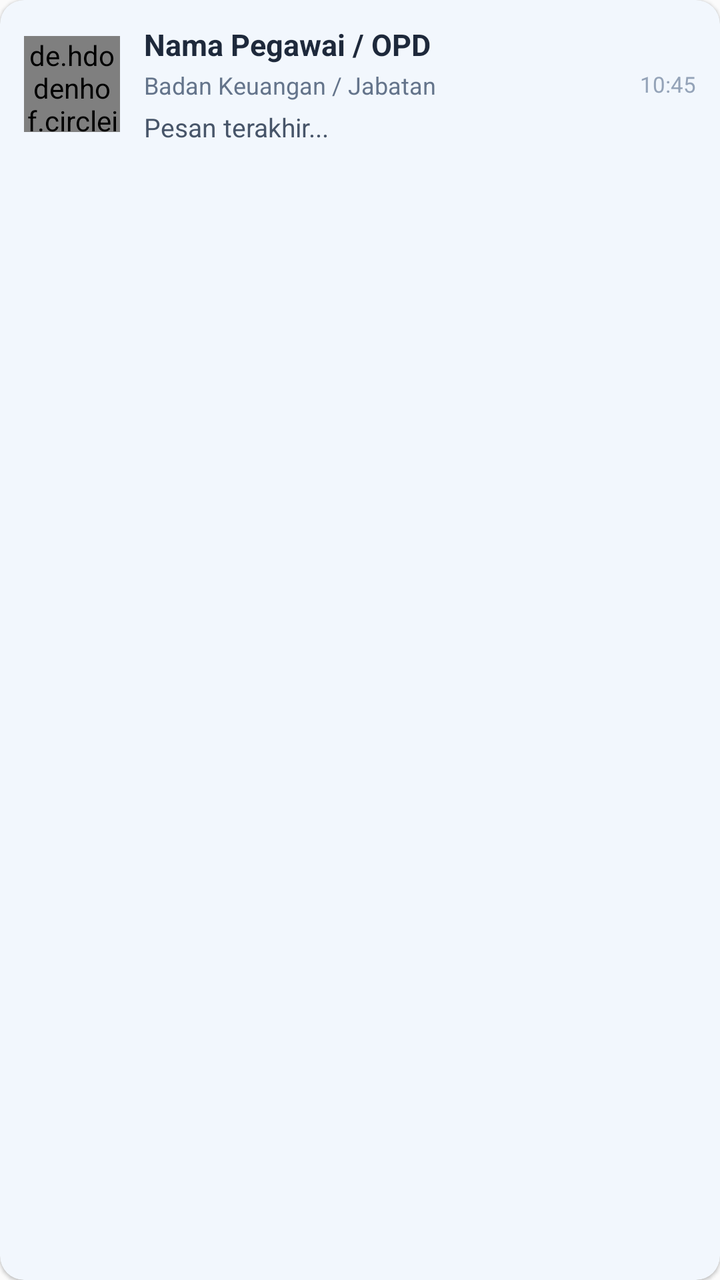
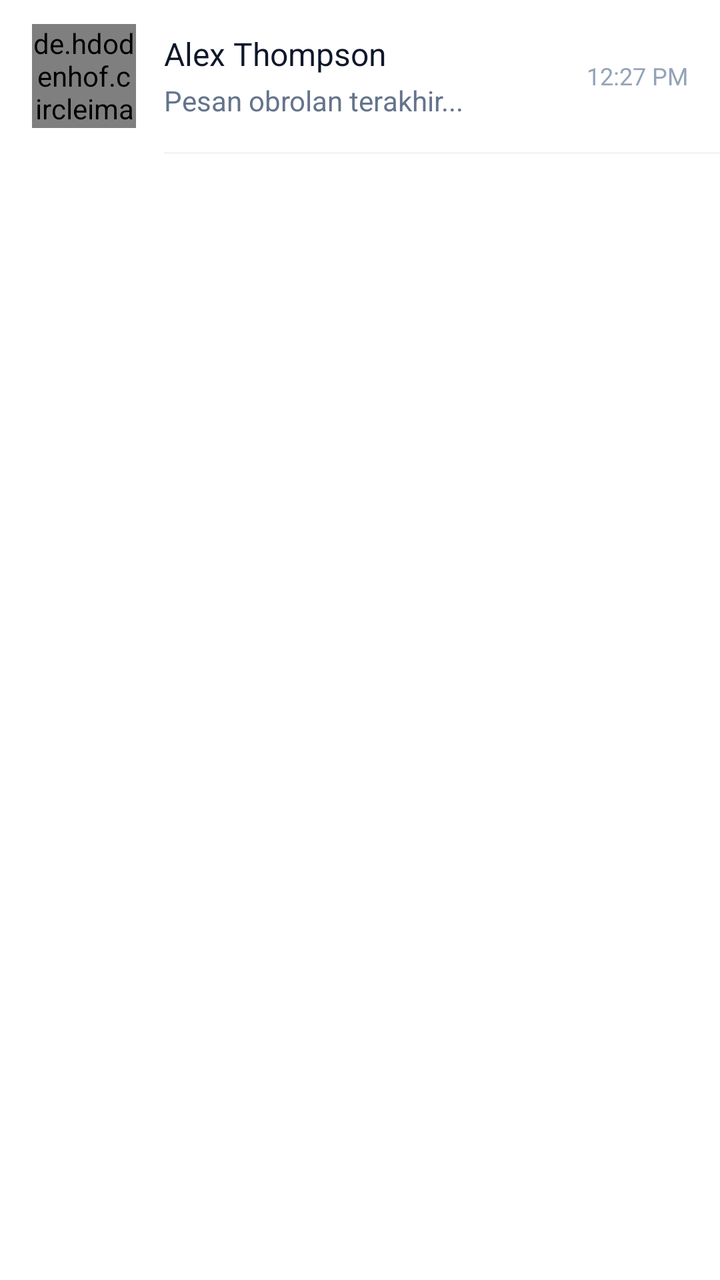

Screens rendered from an Android XML layout before and after an edit, with the pre-edit source and the edit as a unified diff.
<!-- AndroidManifest.xml: application theme Theme.AppPemko -->
<!-- res/layout/item_chat_contact.xml -->
<?xml version="1.0" encoding="utf-8"?>
<com.google.android.material.card.MaterialCardView xmlns:android="http://schemas.android.com/apk/res/android"
    xmlns:app="http://schemas.android.com/apk/res-auto"
    android:layout_width="match_parent"
    android:layout_height="wrap_content"
    android:layout_marginHorizontal="12dp"
    android:layout_marginVertical="4dp"
    app:cardCornerRadius="12dp"
    app:cardElevation="1dp"
    app:strokeWidth="0dp">

    <LinearLayout
        android:layout_width="match_parent"
        android:layout_height="wrap_content"
        android:orientation="horizontal"
        android:padding="12dp"
        android:gravity="center_vertical">

        <FrameLayout
            android:layout_width="48dp"
            android:layout_height="48dp"
            android:layout_marginEnd="12dp">

            <de.hdodenhof.circleimageview.CircleImageView
                android:id="@+id/civChatAvatar"
                android:layout_width="48dp"
                android:layout_height="48dp"
                android:src="@drawable/ic_baseline_person_24"
                app:civ_border_width="1dp"
                app:civ_border_color="#E0E0E0"/>

            <ImageView
                android:id="@+id/ivOpdIcon"
                android:layout_width="28dp"
                android:layout_height="28dp"
                android:layout_gravity="center"
                android:src="@drawable/ic_locasi_office"
                android:visibility="gone"/>
        </FrameLayout>

        <LinearLayout
            android:layout_width="0dp"
            android:layout_height="wrap_content"
            android:layout_weight="1"
            android:orientation="vertical">

            <TextView
                android:id="@+id/tvChatTitle"
                android:layout_width="match_parent"
                android:layout_height="wrap_content"
                android:textColor="#1E293B"
                android:textSize="15sp"
                android:textStyle="bold"
                android:maxLines="1"
                android:ellipsize="end"
                android:text="Nama Pegawai / OPD"/>

            <TextView
                android:id="@+id/tvChatSubtitle"
                android:layout_width="match_parent"
                android:layout_height="wrap_content"
                android:textColor="#64748B"
                android:textSize="12sp"
                android:maxLines="1"
                android:ellipsize="end"
                android:layout_marginTop="2dp"
                android:text="Badan Keuangan / Jabatan"/>

            <TextView
                android:id="@+id/tvChatLastMsg"
                android:layout_width="match_parent"
                android:layout_height="wrap_content"
                android:textColor="#475569"
                android:textSize="13sp"
                android:maxLines="1"
                android:ellipsize="end"
                android:layout_marginTop="4dp"
                android:text="Pesan terakhir..."/>
        </LinearLayout>

        <LinearLayout
            android:layout_width="wrap_content"
            android:layout_height="wrap_content"
            android:orientation="vertical"
            android:gravity="end"
            android:layout_marginStart="8dp">

            <TextView
                android:id="@+id/tvChatTime"
                android:layout_width="wrap_content"
                android:layout_height="wrap_content"
                android:textColor="#94A3B8"
                android:textSize="11sp"
                android:text="10:45"/>

            <TextView
                android:id="@+id/tvUnreadBadge"
                android:layout_width="wrap_content"
                android:layout_height="wrap_content"
                android:layout_marginTop="6dp"
                android:background="@drawable/badge_bg"
                android:backgroundTint="#16A34A"
                android:paddingHorizontal="6dp"
                android:paddingVertical="2dp"
                android:textColor="#FFFFFF"
                android:textSize="10sp"
                android:textStyle="bold"
                android:visibility="gone"
                android:text="3"/>
        </LinearLayout>

    </LinearLayout>
</com.google.android.material.card.MaterialCardView>
<!-- resources referenced by this layout -->
<resources>
  <!-- drawable badge_bg (drawable) -->
  <?xml version="1.0" encoding="utf-8"?>
  <shape xmlns:android="http://schemas.android.com/apk/res/android"
      android:shape="rectangle">
      <solid android:color="#EF4444" />
      <corners android:radius="12dp" />
  </shape>
  <!-- drawable ic_baseline_person_24 (drawable) -->
  <vector android:height="30dp" android:viewportHeight="24"
      android:viewportWidth="24" android:width="30dp" xmlns:android="http://schemas.android.com/apk/res/android">
      <path android:fillColor="#94A3B8" android:fillType="evenOdd" android:pathData="M6,8C6,4.686 8.686,2 12,2C15.314,2 18,4.686 18,8C18,11.314 15.314,14 12,14C8.686,14 6,11.314 6,8Z"/>
      <path android:fillColor="#94A3B8" android:fillType="evenOdd" android:pathData="M5.431,16.903C7.056,16.221 9.223,16 12,16C14.771,16 16.935,16.22 18.559,16.898C20.301,17.625 21.371,18.861 21.941,20.659C22.153,21.327 21.652,22 20.959,22H3.035C2.345,22 1.847,21.33 2.057,20.665C2.625,18.868 3.691,17.632 5.431,16.903Z"/>
  </vector>
  <style name="Theme.AppPemko" parent="Base.Theme.AppPemko">
          <item name="android:textColor">@color/text_primary</item>
      </style>
  <color name="biru">#008DDA</color>
  <style name="Base.Theme.AppPemko" parent="Theme.Material3.DayNight.NoActionBar">
          <item name="colorPrimary">@color/primary_brand</item>
          <item name="colorOnPrimary">@color/on_primary_brand</item>
          <item name="colorSecondary">@color/brand_secondary</item>
          <item name="colorOnSecondary">@color/white</item>
          <item name="colorSurface">@color/surface_main</item>
          <item name="colorOnSurface">@color/text_primary</item>
          <item name="colorSurfaceVariant">@color/surface_variant</item>
          <item name="colorOnSurfaceVariant">@color/text_secondary</item>
          <item name="android:statusBarColor">@color/primary_brand</item>
          <item name="android:windowBackground">@color/background_main</item>
          <item name="android:fontFamily">sans-serif</item>
          <item name="android:windowAnimationStyle">@style/Animation.App.Activity</item>
      </style>
  <color name="text_primary">#171717</color>
  <color name="primary_brand">#0869D8</color>
  <color name="on_primary_brand">#FFFFFF</color>
  <color name="brand_secondary">#E91E63</color>
  <color name="white">#FFFFFF</color>
  <color name="surface_main">#FFFFFF</color>
  <color name="surface_variant">#F4F4F4</color>
  <color name="text_secondary">#454545</color>
  <color name="background_main">#FBFBFB</color>
  <style name="Animation.App.Activity" parent="@android:style/Animation.Activity">
          <item name="android:activityOpenEnterAnimation">@anim/slide_in_right</item>
          <item name="android:activityOpenExitAnimation">@anim/slide_out_left</item>
          <item name="android:activityCloseEnterAnimation">@anim/slide_in_left</item>
          <item name="android:activityCloseExitAnimation">@anim/slide_out_right</item>
      </style>
  <!-- unchanged entries left out for length: 1 -->
</resources>

<!-- the commit's change to res/layout/item_chat_contact.xml (unified diff, before → after) -->
@@ -1,38 +1,35 @@
 <?xml version="1.0" encoding="utf-8"?>
-<com.google.android.material.card.MaterialCardView xmlns:android="http://schemas.android.com/apk/res/android"
+<LinearLayout xmlns:android="http://schemas.android.com/apk/res/android"
     xmlns:app="http://schemas.android.com/apk/res-auto"
     android:layout_width="match_parent"
     android:layout_height="wrap_content"
-    android:layout_marginHorizontal="12dp"
-    android:layout_marginVertical="4dp"
-    app:cardCornerRadius="12dp"
-    app:cardElevation="1dp"
-    app:strokeWidth="0dp">
+    android:background="#FFFFFF"
+    android:orientation="vertical">
 
     <LinearLayout
         android:layout_width="match_parent"
         android:layout_height="wrap_content"
         android:orientation="horizontal"
-        android:padding="12dp"
+        android:paddingHorizontal="16dp"
+        android:paddingVertical="12dp"
         android:gravity="center_vertical">
 
         <FrameLayout
-            android:layout_width="48dp"
-            android:layout_height="48dp"
-            android:layout_marginEnd="12dp">
+            android:layout_width="52dp"
+            android:layout_height="52dp"
+            android:layout_marginEnd="14dp">
 
             <de.hdodenhof.circleimageview.CircleImageView
                 android:id="@+id/civChatAvatar"
-                android:layout_width="48dp"
-                android:layout_height="48dp"
+                android:layout_width="52dp"
+                android:layout_height="52dp"
                 android:src="@drawable/ic_baseline_person_24"
-                app:civ_border_width="1dp"
-                app:civ_border_color="#E0E0E0"/>
+                app:civ_border_width="0dp"/>
 
             <ImageView
                 android:id="@+id/ivOpdIcon"
-                android:layout_width="28dp"
-                android:layout_height="28dp"
+                android:layout_width="26dp"
+                android:layout_height="26dp"
                 android:layout_gravity="center"
                 android:src="@drawable/ic_locasi_office"
                 android:visibility="gone"/>
@@ -48,41 +45,42 @@
                 android:id="@+id/tvChatTitle"
                 android:layout_width="match_parent"
                 android:layout_height="wrap_content"
-                android:textColor="#1E293B"
-                android:textSize="15sp"
-                android:textStyle="bold"
+                android:textColor="#0F172A"
+                android:textSize="16sp"
+                android:fontFamily="sans-serif-bold"
                 android:maxLines="1"
                 android:ellipsize="end"
-                android:text="Nama Pegawai / OPD"/>
+                android:text="Alex Thompson"/>
 
             <TextView
                 android:id="@+id/tvChatSubtitle"
                 android:layout_width="match_parent"
                 android:layout_height="wrap_content"
-                android:textColor="#64748B"
+                android:textColor="#94A3B8"
                 android:textSize="12sp"
                 android:maxLines="1"
                 android:ellipsize="end"
-                android:layout_marginTop="2dp"
-                android:text="Badan Keuangan / Jabatan"/>
+                android:visibility="gone"
+                android:text="OPD / Jabatan"/>
 
             <TextView
                 android:id="@+id/tvChatLastMsg"
                 android:layout_width="match_parent"
                 android:layout_height="wrap_content"
-                android:textColor="#475569"
-                android:textSize="13sp"
+                android:textColor="#64748B"
+                android:textSize="14sp"
+                android:fontFamily="sans-serif"
                 android:maxLines="1"
                 android:ellipsize="end"
-                android:layout_marginTop="4dp"
-                android:text="Pesan terakhir..."/>
+                android:layout_marginTop="3dp"
+                android:text="Pesan obrolan terakhir..."/>
         </LinearLayout>
 
         <LinearLayout
             android:layout_width="wrap_content"
             android:layout_height="wrap_content"
             android:orientation="vertical"
-            android:gravity="end"
+            android:gravity="end|center_vertical"
             android:layout_marginStart="8dp">
 
             <TextView
@@ -90,24 +88,29 @@
                 android:layout_width="wrap_content"
                 android:layout_height="wrap_content"
                 android:textColor="#94A3B8"
-                android:textSize="11sp"
-                android:text="10:45"/>
+                android:textSize="12sp"
+                android:fontFamily="sans-serif"
+                android:text="12:27 PM"/>
 
             <TextView
                 android:id="@+id/tvUnreadBadge"
-                android:layout_width="wrap_content"
-                android:layout_height="wrap_content"
-                android:layout_marginTop="6dp"
-                android:background="@drawable/badge_bg"
-                android:backgroundTint="#16A34A"
-                android:paddingHorizontal="6dp"
-                android:paddingVertical="2dp"
+                android:layout_width="22dp"
+                android:layout_height="22dp"
+                android:layout_marginTop="5dp"
+                android:background="@drawable/bg_unread_badge"
+                android:gravity="center"
                 android:textColor="#FFFFFF"
-                android:textSize="10sp"
-                android:textStyle="bold"
-                android:visibility="gone"
-                android:text="3"/>
+                android:textSize="11sp"
+                android:fontFamily="sans-serif-bold"
+                android:text="1"
+                android:visibility="gone"/>
         </LinearLayout>
+    </LinearLayout>
 
-    </LinearLayout>
-</com.google.android.material.card.MaterialCardView>
+    <View
+        android:layout_width="match_parent"
+        android:layout_height="1dp"
+        android:layout_marginStart="82dp"
+        android:background="#F1F5F9" />
+
+</LinearLayout>
<!-- resource entries referenced after the edit -->
@@ -1,11 +1,10 @@
 <!-- resources referenced by this layout -->
 <resources>
-  <!-- drawable badge_bg (drawable) -->
+  <!-- drawable bg_unread_badge (drawable) -->
   <?xml version="1.0" encoding="utf-8"?>
   <shape xmlns:android="http://schemas.android.com/apk/res/android"
-      android:shape="rectangle">
-      <solid android:color="#EF4444" />
-      <corners android:radius="12dp" />
+      android:shape="oval">
+      <solid android:color="#16A34A" />
   </shape>
   <!-- drawable ic_baseline_person_24 (drawable) -->
   <vector android:height="30dp" android:viewportHeight="24"
